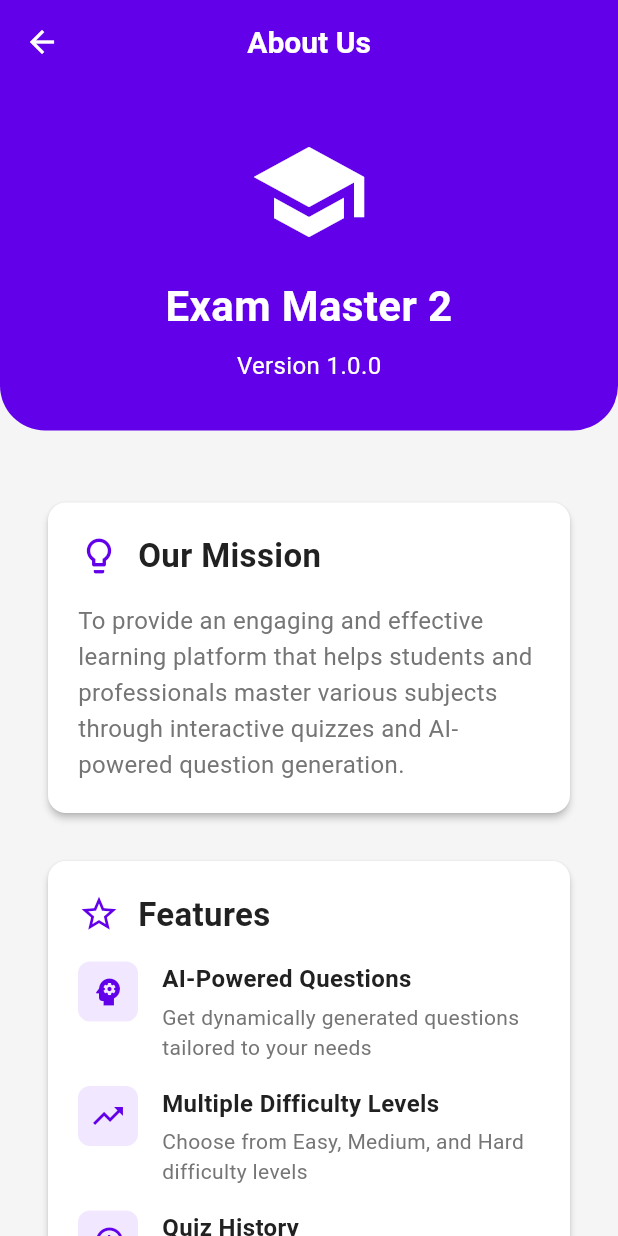
After one commit to wael88almomani/simple_quiz_app-2, a Flutter app: the screen it shows after launch, after a tap on the "info outline" icon, on a phone screen of 412 x 824 dp. The commit adds this screen. Run offline on Flutter 3.47's test engine with Material 3 defaults, Android fonts, the phone set to English and light mode, and no system bars; our stand-ins replace hive, hive_flutter; accounts and stored records are empty.

Commit message:
Add About Us screen with mission, features, and contact info

```diff
--- /dev/null
+++ b/lib/screens/about_screen.dart
@@ -0,0 +1,273 @@
+import 'package:flutter/material.dart';
+import '../utils/app_theme.dart';
+import '../utils/constants.dart';
+
+class AboutScreen extends StatelessWidget {
+  const AboutScreen({super.key});
+
+  @override
+  Widget build(BuildContext context) {
+    return Scaffold(
+      appBar: AppBar(title: const Text('About Us')),
+      body: SingleChildScrollView(
+        child: Column(
+          children: [
+            // Header Section
+            Container(
+              width: double.infinity,
+              padding: const EdgeInsets.all(32),
+              decoration: BoxDecoration(
+                color: AppTheme.primaryColor,
+                borderRadius: const BorderRadius.only(
+                  bottomLeft: Radius.circular(30),
+                  bottomRight: Radius.circular(30),
+                ),
+              ),
+              child: Column(
+                children: [
+                  const Icon(Icons.school, size: 80, color: AppTheme.textLight),
+                  const SizedBox(height: 16),
+                  const Text(
+                    AppConstants.appName,
+                    style: TextStyle(
+                      fontSize: 28,
+                      fontWeight: FontWeight.bold,
+                      color: AppTheme.textLight,
+                    ),
+                    textAlign: TextAlign.center,
+                  ),
+                  const SizedBox(height: 8),
+                  const Text(
+                    'Version 1.0.0',
+                    style: TextStyle(fontSize: 16, color: AppTheme.textLight),
+                  ),
+                ],
+              ),
+            ),
+
+            const SizedBox(height: 24),
+
+            // Mission Section
+            Padding(
+              padding: const EdgeInsets.all(16),
+              child: Card(
+                child: Padding(
+                  padding: const EdgeInsets.all(20),
+                  child: Column(
+                    crossAxisAlignment: CrossAxisAlignment.start,
+                    children: [
+                      Row(
+                        children: [
+                          Icon(
+                            Icons.lightbulb_outline,
+                            color: AppTheme.primaryColor,
+                            size: 28,
+                          ),
+                          const SizedBox(width: 12),
+                          const Text(
+                            'Our Mission',
+                            style: TextStyle(
+                              fontSize: 22,
+                              fontWeight: FontWeight.bold,
+                              color: AppTheme.textPrimary,
+                            ),
+                          ),
+                        ],
+                      ),
+                      const SizedBox(height: 16),
+                      const Text(
+                        'To provide an engaging and effective learning platform that helps students and professionals master various subjects through interactive quizzes and AI-powered question generation.',
+                        style: TextStyle(
+                          fontSize: 16,
+                          color: AppTheme.textSecondary,
+                          height: 1.5,
+                        ),
+                      ),
+                    ],
+                  ),
+                ),
+              ),
+            ),
+
+            // Features Section
+            Padding(
+              padding: const EdgeInsets.symmetric(horizontal: 16),
+              child: Card(
+                child: Padding(
+                  padding: const EdgeInsets.all(20),
+                  child: Column(
+                    crossAxisAlignment: CrossAxisAlignment.start,
+                    children: [
+                      Row(
+                        children: [
+                          Icon(
+                            Icons.star_outline,
+                            color: AppTheme.primaryColor,
+                            size: 28,
+                          ),
+                          const SizedBox(width: 12),
+                          const Text(
+                            'Features',
+                            style: TextStyle(
+                              fontSize: 22,
+                              fontWeight: FontWeight.bold,
+                              color: AppTheme.textPrimary,
+                            ),
+                          ),
+                        ],
+                      ),
+                      const SizedBox(height: 16),
+                      _buildFeatureItem(
+                        Icons.psychology,
+                        'AI-Powered Questions',
+                        'Get dynamically generated questions tailored to your needs',
+                      ),
+                      _buildFeatureItem(
+                        Icons.trending_up,
+                        'Multiple Difficulty Levels',
+                        'Choose from Easy, Medium, and Hard difficulty levels',
+                      ),
+                      _buildFeatureItem(
+                        Icons.history,
+                        'Quiz History',
+                        'Track your progress and review past quiz results',
+                      ),
+                      _buildFeatureItem(
+                        Icons.category,
+                        'Various Categories',
+                        'Test your knowledge in SQL, Flutter, Dart, and more',
+                      ),
+                    ],
+                  ),
+                ),
+              ),
+            ),
+
+            // Contact Section
+            Padding(
+              padding: const EdgeInsets.all(16),
+              child: Card(
+                child: Padding(
+                  padding: const EdgeInsets.all(20),
+                  child: Column(
+                    crossAxisAlignment: CrossAxisAlignment.start,
+                    children: [
+                      Row(
+                        children: [
+                          Icon(
+                            Icons.contact_mail,
+                            color: AppTheme.primaryColor,
+                            size: 28,
+                          ),
+                          const SizedBox(width: 12),
+                          const Text(
+                            'Contact Us',
+                            style: TextStyle(
+                              fontSize: 22,
+                              fontWeight: FontWeight.bold,
+                              color: AppTheme.textPrimary,
+                            ),
+                          ),
+                        ],
+                      ),
+                      const SizedBox(height: 16),
+                      _buildContactItem(Icons.email, 'Together@Together.com'),
+                      _buildContactItem(Icons.web, 'www.Together.we.go.com'),
+                      _buildContactItem(Icons.phone, '+962787624300'),
+                    ],
+                  ),
+                ),
+              ),
+            ),
+
+            // Footer
+            Padding(
+              padding: const EdgeInsets.all(24),
+              child: Column(
+                children: [
+                  const Divider(),
+                  const SizedBox(height: 16),
+                  Text(
+                    '© ${DateTime.now().year} Exam Master. All rights reserved.',
+                    style: const TextStyle(
+                      fontSize: 14,
+                      color: AppTheme.textSecondary,
+                    ),
+                    textAlign: TextAlign.center,
+                  ),
+                  const SizedBox(height: 8),
+                  const Text(
+                    'Made with using Flutter',
+                    style: TextStyle(
+                      fontSize: 14,
+                      color: AppTheme.textSecondary,
+                    ),
+                  ),
+                ],
+              ),
+            ),
+          ],
+        ),
+      ),
+    );
+  }
+
+  Widget _buildFeatureItem(IconData icon, String title, String description) {
+    return Padding(
+      padding: const EdgeInsets.only(bottom: 16),
+      child: Row(
+        crossAxisAlignment: CrossAxisAlignment.start,
+        children: [
+          Container(
+            padding: const EdgeInsets.all(8),
+            decoration: BoxDecoration(
+              color: AppTheme.primaryLight.withValues(alpha: 0.2),
+              borderRadius: BorderRadius.circular(8),
+            ),
+            child: Icon(icon, color: AppTheme.primaryColor, size: 24),
+          ),
+          const SizedBox(width: 16),
+          Expanded(
+            child: Column(
+              crossAxisAlignment: CrossAxisAlignment.start,
+              children: [
+                Text(
+                  title,
+                  style: const TextStyle(
+                    fontSize: 16,
+                    fontWeight: FontWeight.bold,
+                    color: AppTheme.textPrimary,
+                  ),
+                ),
+                const SizedBox(height: 4),
+                Text(
+                  description,
+                  style: const TextStyle(
+                    fontSize: 14,
+                    color: AppTheme.textSecondary,
+                  ),
+                ),
+              ],
+            ),
+          ),
+        ],
+      ),
+    );
+  }
+
+  Widget _buildContactItem(IconData icon, String text) {
+    return Padding(
+      padding: const EdgeInsets.only(bottom: 12),
+      child: Row(
+        children: [
+          Icon(icon, color: AppTheme.primaryColor, size: 20),
+          const SizedBox(width: 12),
+          Text(
+            text,
+            style: const TextStyle(fontSize: 16, color: AppTheme.textSecondary),
+          ),
+        ],
+      ),
+    );
+  }
+}
--- a/lib/screens/home_screen.dart
+++ b/lib/screens/home_screen.dart
@@ -4,6 +4,7 @@ import '../utils/constants.dart';
 import '../services/hive_service.dart';
 import 'level_screen.dart';
 import 'history_screen.dart';
+import 'about_screen.dart';
 
 class HomeScreen extends StatefulWidget {
   const HomeScreen({super.key});
@@ -28,6 +29,16 @@ class _HomeScreenState extends State<HomeScreen> {
               );
             },
             tooltip: 'View History',
+          ),
+          IconButton(
+            icon: const Icon(Icons.info_outline),
+            onPressed: () {
+              Navigator.push(
+                context,
+                MaterialPageRoute(builder: (context) => const AboutScreen()),
+              );
+            },
+            tooltip: 'About Us',
           ),
         ],
       ),
```
